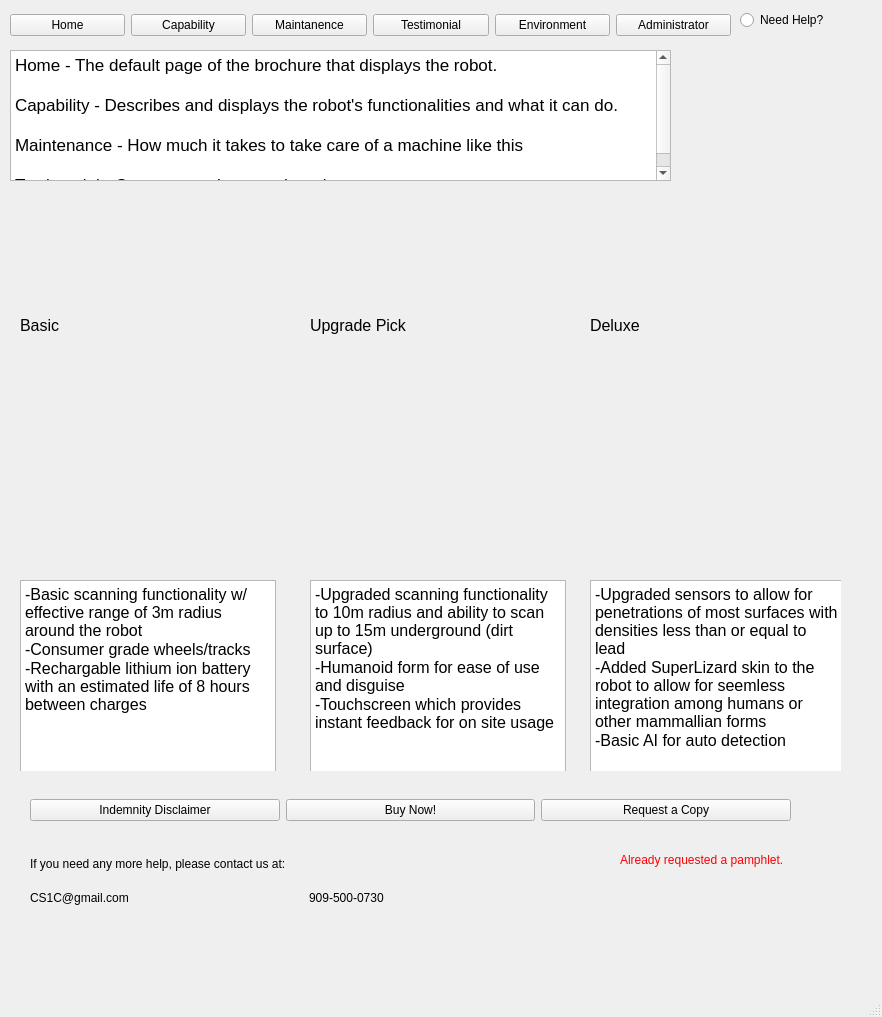
First picture: the form in brochure/home.ui, repository Team-llamas/Project-1, before the edit.
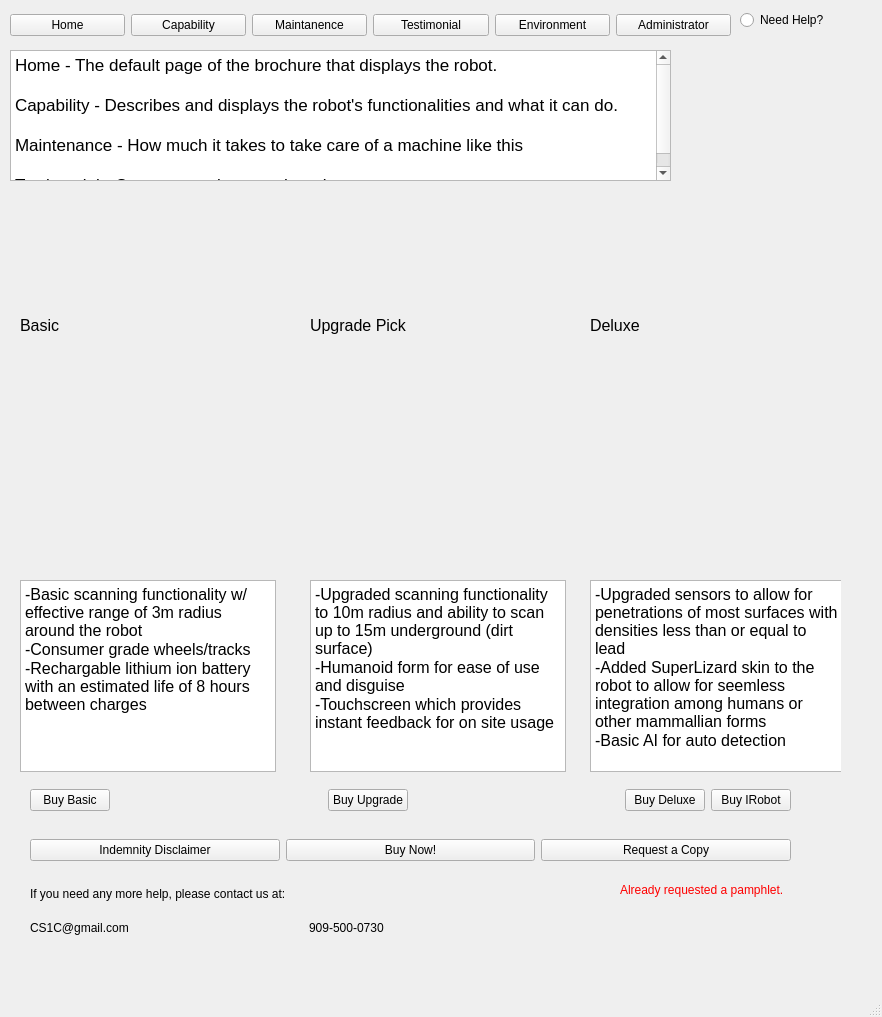
Second picture: the form after the edit. The open tabs and pages were chosen to show the change. Icons and pictures are not drawn.

Commit message: finish document home.h for doxygen

```diff
--- a/brochure/home.ui
+++ b/brochure/home.ui
@@ -42,7 +42,7 @@
       <x>10</x>
       <y>310</y>
       <width>831</width>
-      <height>461</height>
+      <height>511</height>
      </rect>
     </property>
     <property name="currentIndex">
@@ -986,7 +986,7 @@
        <string>&lt;!DOCTYPE HTML PUBLIC &quot;-//W3C//DTD HTML 4.0//EN&quot; &quot;http://www.w3.org/TR/REC-html40/strict.dtd&quot;&gt;
 &lt;html&gt;&lt;head&gt;&lt;meta name=&quot;qrichtext&quot; content=&quot;1&quot; /&gt;&lt;style type=&quot;text/css&quot;&gt;
 p, li { white-space: pre-wrap; }
-&lt;/style&gt;&lt;/head&gt;&lt;body style=&quot; font-family:'.SF NS Text'; font-size:13pt; font-weight:400; font-style:normal;&quot;&gt;
+&lt;/style&gt;&lt;/head&gt;&lt;body style=&quot; font-family:'Ubuntu'; font-size:11pt; font-weight:400; font-style:normal;&quot;&gt;
 &lt;p style=&quot; margin-top:0px; margin-bottom:0px; margin-left:0px; margin-right:0px; -qt-block-indent:0; text-indent:0px;&quot;&gt;&lt;span style=&quot; font-family:'MS Shell Dlg 2'; font-size:12pt;&quot;&gt;-Upgraded sensors to allow for penetrations of most surfaces with densities less than or equal to lead&lt;/span&gt;&lt;/p&gt;
 &lt;p style=&quot; margin-top:0px; margin-bottom:0px; margin-left:0px; margin-right:0px; -qt-block-indent:0; text-indent:0px;&quot;&gt;&lt;span style=&quot; font-family:'MS Shell Dlg 2'; font-size:12pt;&quot;&gt;-Added SuperLizard skin to the robot to allow for seemless integration among humans or other mammallian forms&lt;/span&gt;&lt;/p&gt;
 &lt;p style=&quot; margin-top:0px; margin-bottom:0px; margin-left:0px; margin-right:0px; -qt-block-indent:0; text-indent:0px;&quot;&gt;&lt;span style=&quot; font-family:'MS Shell Dlg 2'; font-size:12pt;&quot;&gt;-Basic AI for auto detection&lt;/span&gt;&lt;/p&gt;&lt;/body&gt;&lt;/html&gt;</string>
@@ -1005,7 +1005,7 @@
        <string>&lt;!DOCTYPE HTML PUBLIC &quot;-//W3C//DTD HTML 4.0//EN&quot; &quot;http://www.w3.org/TR/REC-html40/strict.dtd&quot;&gt;
 &lt;html&gt;&lt;head&gt;&lt;meta name=&quot;qrichtext&quot; content=&quot;1&quot; /&gt;&lt;style type=&quot;text/css&quot;&gt;
 p, li { white-space: pre-wrap; }
-&lt;/style&gt;&lt;/head&gt;&lt;body style=&quot; font-family:'.SF NS Text'; font-size:13pt; font-weight:400; font-style:normal;&quot;&gt;
+&lt;/style&gt;&lt;/head&gt;&lt;body style=&quot; font-family:'Ubuntu'; font-size:11pt; font-weight:400; font-style:normal;&quot;&gt;
 &lt;p style=&quot; margin-top:0px; margin-bottom:0px; margin-left:0px; margin-right:0px; -qt-block-indent:0; text-indent:0px;&quot;&gt;&lt;span style=&quot; font-family:'MS Shell Dlg 2'; font-size:12pt;&quot;&gt;-Basic scanning functionality w/ effective range of 3m radius around the robot&lt;/span&gt;&lt;/p&gt;
 &lt;p style=&quot; margin-top:0px; margin-bottom:0px; margin-left:0px; margin-right:0px; -qt-block-indent:0; text-indent:0px;&quot;&gt;&lt;span style=&quot; font-family:'MS Shell Dlg 2'; font-size:12pt;&quot;&gt;-Consumer grade wheels/tracks&lt;/span&gt;&lt;/p&gt;
 &lt;p style=&quot; margin-top:0px; margin-bottom:0px; margin-left:0px; margin-right:0px; -qt-block-indent:0; text-indent:0px;&quot;&gt;&lt;span style=&quot; font-family:'MS Shell Dlg 2'; font-size:12pt;&quot;&gt;-Rechargable lithium ion battery with an estimated life of 8 hours between charges&lt;/span&gt;&lt;/p&gt;&lt;/body&gt;&lt;/html&gt;</string>
@@ -1024,7 +1024,7 @@
        <string>&lt;!DOCTYPE HTML PUBLIC &quot;-//W3C//DTD HTML 4.0//EN&quot; &quot;http://www.w3.org/TR/REC-html40/strict.dtd&quot;&gt;
 &lt;html&gt;&lt;head&gt;&lt;meta name=&quot;qrichtext&quot; content=&quot;1&quot; /&gt;&lt;style type=&quot;text/css&quot;&gt;
 p, li { white-space: pre-wrap; }
-&lt;/style&gt;&lt;/head&gt;&lt;body style=&quot; font-family:'.SF NS Text'; font-size:13pt; font-weight:400; font-style:normal;&quot;&gt;
+&lt;/style&gt;&lt;/head&gt;&lt;body style=&quot; font-family:'Ubuntu'; font-size:11pt; font-weight:400; font-style:normal;&quot;&gt;
 &lt;p style=&quot; margin-top:0px; margin-bottom:0px; margin-left:0px; margin-right:0px; -qt-block-indent:0; text-indent:0px;&quot;&gt;&lt;span style=&quot; font-family:'MS Shell Dlg 2'; font-size:12pt;&quot;&gt;-Upgraded scanning functionality to 10m radius and ability to scan up to 15m underground (dirt surface)&lt;/span&gt;&lt;/p&gt;
 &lt;p style=&quot; margin-top:0px; margin-bottom:0px; margin-left:0px; margin-right:0px; -qt-block-indent:0; text-indent:0px;&quot;&gt;&lt;span style=&quot; font-family:'MS Shell Dlg 2'; font-size:12pt;&quot;&gt;-Humanoid form for ease of use and disguise&lt;/span&gt;&lt;/p&gt;
 &lt;p style=&quot; margin-top:0px; margin-bottom:0px; margin-left:0px; margin-right:0px; -qt-block-indent:0; text-indent:0px;&quot;&gt;&lt;span style=&quot; font-family:'MS Shell Dlg 2'; font-size:12pt;&quot;&gt;-Touchscreen which provides instant feedback for on site usage&lt;/span&gt;&lt;/p&gt;&lt;/body&gt;&lt;/html&gt;</string>
@@ -1198,7 +1198,7 @@
     <property name="geometry">
      <rect>
       <x>30</x>
-      <y>850</y>
+      <y>880</y>
       <width>551</width>
       <height>61</height>
      </rect>
@@ -1301,7 +1301,7 @@
     <property name="geometry">
      <rect>
       <x>30</x>
-      <y>790</y>
+      <y>830</y>
       <width>761</width>
       <height>41</height>
      </rect>
@@ -1337,8 +1337,8 @@
     <property name="geometry">
      <rect>
       <x>620</x>
-      <y>850</y>
-      <width>201</width>
+      <y>880</y>
+      <width>211</width>
       <height>20</height>
      </rect>
     </property>
```
Left out of the diff: 96 changed lines with no effect on the pictures. The commit also changes 2 other files.
